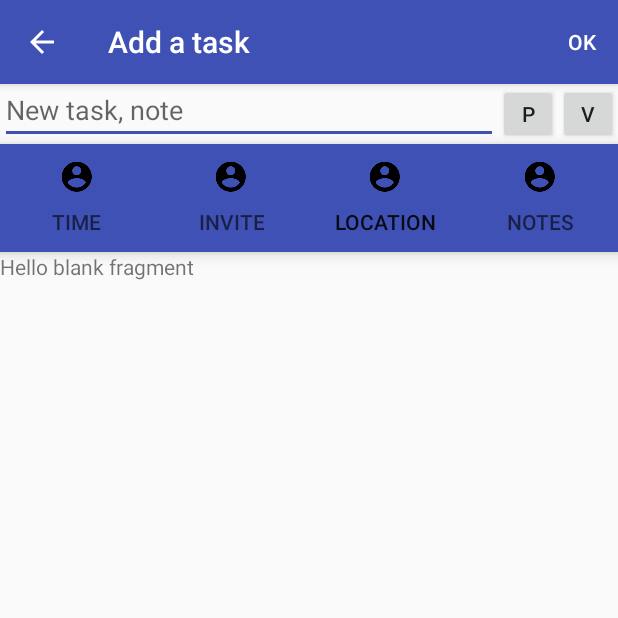
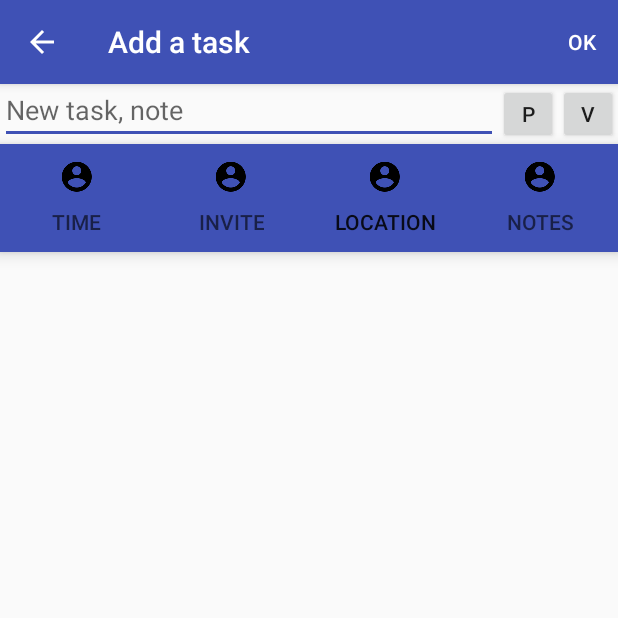
Before and after one commit to BitCloude/TheTravelingSalesman, an Android app: the TaskAddTime screen opened directly, with no data from a screen before it, tab 3 chosen, on a phone screen of 412 x 824 dp, the top half of it. Run offline under Robolectric (Android 15) with nearby library versions, the phone set to English and light mode, and no system bars.

Commit message:
task note

```diff
--- a/app/build.gradle
+++ b/app/build.gradle
@@ -24,4 +24,6 @@ dependencies {
     testCompile 'junit:junit:4.12'
     compile 'com.android.support:appcompat-v7:23.0.1'
     compile 'com.android.support:design:23.0.1'
+    compile 'com.android.support:cardview-v7:23.0.+'
+    compile 'com.android.support:recyclerview-v7:23.0.+'
 }
--- /dev/null
+++ b/app/src/main/java/com/appers/ayvaz/thetravelingsalesman/Adapters/NotesAdapter.java
@@ -0,0 +1,60 @@
+package com.appers.ayvaz.thetravelingsalesman.Adapters;
+
+import android.support.v7.widget.RecyclerView;
+import android.view.LayoutInflater;
+import android.view.View;
+import android.view.ViewGroup;
+import android.widget.TextView;
+
+import com.appers.ayvaz.thetravelingsalesman.R;
+
+/**
+ * Created by D on 12/05/2015.
+ */
+public class NotesAdapter extends RecyclerView.Adapter<NotesAdapter.ViewHolder> {
+
+    //// TODO: 12/05/2015  replace with correct data structure
+    private String[] notes;
+    private String[] noteTitles;
+
+    public static class ViewHolder extends  RecyclerView.ViewHolder {
+        private TextView mNumber;
+        private TextView mTitle;
+        private TextView mContent;
+
+        public ViewHolder(View itemView) {
+            super(itemView);
+            mNumber = (TextView) itemView.findViewById(R.id.note_no);
+            mTitle = (TextView) itemView.findViewById(R.id.note_title);
+            mContent = (TextView) itemView.findViewById(R.id.note_content);
+
+        }
+    }
+
+    public NotesAdapter() {
+        notes = new String[]{"Lorem ipsum", "Phasellus"};
+        noteTitles = new String[]{"Callout note", "Callout note 2"};
+
+    }
+    @Override
+    public int getItemCount() {
+        return notes.length;
+    }
+
+    @Override
+    public NotesAdapter.ViewHolder onCreateViewHolder(ViewGroup parent, int viewType) {
+        View view = LayoutInflater.from(parent.getContext())
+                .inflate(R.layout.layout_note_card, parent, false);
+        ViewHolder vh = new ViewHolder(view);
+        return vh;
+    }
+
+    @Override
+    public void onBindViewHolder(ViewHolder holder, int position) {
+        holder.mTitle.setText(noteTitles[position]);
+        holder.mNumber.setText(Integer.toString(position+1));
+        holder.mContent.setText(notes[position]);
+    }
+
+
+}
--- /dev/null
+++ b/app/src/main/java/com/appers/ayvaz/thetravelingsalesman/Adapters/TaskInviteAdapter.java
@@ -0,0 +1,52 @@
+package com.appers.ayvaz.thetravelingsalesman.Adapters;
+
+import android.support.v7.widget.RecyclerView;
+import android.view.LayoutInflater;
+import android.view.View;
+import android.view.ViewGroup;
+import android.widget.TextView;
+
+
+/**
+ * Created by D on 12/05/2015.
+ */
+public class TaskInviteAdapter extends RecyclerView.Adapter<TaskInviteAdapter.ViewHolder> {
+    String[] clientList;
+
+    public TaskInviteAdapter() {
+        clientList = new String[]{"Pete Cashmore", "John Gruber", "Joe Hewitt"};
+
+    }
+
+    @Override
+    public int getItemCount() {
+        return clientList.length;
+    }
+
+    @Override
+    public TaskInviteAdapter.ViewHolder onCreateViewHolder(ViewGroup parent, int viewType) {
+        View v = LayoutInflater.from(parent.getContext())
+                .inflate(android.R.layout.simple_list_item_1, parent, false);
+        ViewHolder vh = new ViewHolder(v);
+        return vh;
+    }
+
+    @Override
+    public void onBindViewHolder(ViewHolder holder, int position) {
+        holder.mTextView.setText(clientList[position]);
+    }
+
+
+
+    // Provide a reference to the views for each data item
+    // Complex data items may need more than one view per item, and
+    // you provide access to all the views for a data item in a view holder
+    public static class ViewHolder extends RecyclerView.ViewHolder {
+        // each data item is just a string in this case
+        public TextView mTextView;
+        public ViewHolder(View v) {
+            super(v);
+            mTextView = (TextView) v.findViewById(android.R.id.text1);
+        }
+    }
+}
--- a/app/src/main/java/com/appers/ayvaz/thetravelingsalesman/TaskAddInvite.java
+++ b/app/src/main/java/com/appers/ayvaz/thetravelingsalesman/TaskAddInvite.java
@@ -4,9 +4,13 @@ import android.app.Activity;
 import android.net.Uri;
 import android.os.Bundle;
 import android.support.v4.app.Fragment;
+import android.support.v7.widget.LinearLayoutManager;
+import android.support.v7.widget.RecyclerView;
 import android.view.LayoutInflater;
 import android.view.View;
 import android.view.ViewGroup;
+
+import com.appers.ayvaz.thetravelingsalesman.Adapters.TaskInviteAdapter;
 
 
 /**
@@ -23,9 +27,13 @@ public class TaskAddInvite extends Fragment {
     private static final String ARG_PARAM1 = "param1";
     private static final String ARG_PARAM2 = "param2";
 
+
+
     // TODO: Rename and change types of parameters
     private String mParam1;
     private String mParam2;
+
+    private RecyclerView mRecyclerView;
 
     private OnFragmentInteractionListener mListener;
 
@@ -64,7 +72,17 @@ public class TaskAddInvite extends Fragment {
     public View onCreateView(LayoutInflater inflater, ViewGroup container,
                              Bundle savedInstanceState) {
         // Inflate the layout for this fragment
-        return inflater.inflate(R.layout.fragment_task_add_time, container, false);
+        View view = inflater.inflate(R.layout.fragment_task_add_invite, container, false);
+
+        mRecyclerView = (RecyclerView) view.findViewById(R.id.invite_recycler_view);
+        mRecyclerView.setHasFixedSize(true);
+
+        mRecyclerView.setLayoutManager(new LinearLayoutManager(view.getContext()));
+
+        // TODO: put client data
+        mRecyclerView.setAdapter(new TaskInviteAdapter());
+
+        return view;
     }
 
     // TODO: Rename method, update argument and hook method into UI event
--- a/app/src/main/java/com/appers/ayvaz/thetravelingsalesman/TaskAddNotes.java
+++ b/app/src/main/java/com/appers/ayvaz/thetravelingsalesman/TaskAddNotes.java
@@ -1,12 +1,17 @@
 package com.appers.ayvaz.thetravelingsalesman;
 
 import android.app.Activity;
+import android.content.Context;
 import android.net.Uri;
 import android.os.Bundle;
 import android.support.v4.app.Fragment;
+import android.support.v7.widget.LinearLayoutManager;
+import android.support.v7.widget.RecyclerView;
 import android.view.LayoutInflater;
 import android.view.View;
 import android.view.ViewGroup;
+
+import com.appers.ayvaz.thetravelingsalesman.Adapters.NotesAdapter;
 
 
 /**
@@ -64,7 +69,19 @@ public class TaskAddNotes extends Fragment {
     public View onCreateView(LayoutInflater inflater, ViewGroup container,
                              Bundle savedInstanceState) {
         // Inflate the layout for this fragment
-        return inflater.inflate(R.layout.fragment_task_add_time, container, false);
+        View v = inflater.inflate(R.layout.fragment_task_add_notes, container, false);
+
+
+
+        RecyclerView recyclerView = (RecyclerView) v.findViewById(R.id.note_recyclerview);
+
+        recyclerView.setHasFixedSize(true);
+        recyclerView.setAdapter(new NotesAdapter());
+
+        recyclerView.setLayoutManager(new LinearLayoutManager(v.getContext()));
+
+
+        return v;
     }
 
     // TODO: Rename method, update argument and hook method into UI event
@@ -75,12 +92,12 @@ public class TaskAddNotes extends Fragment {
     }
 
     @Override
-    public void onAttach(Activity activity) {
-        super.onAttach(activity);
+    public void onAttach(Context context) {
+        super.onAttach(context);
         try {
-            mListener = (OnFragmentInteractionListener) activity;
+            mListener = (OnFragmentInteractionListener) getActivity();
         } catch (ClassCastException e) {
-            throw new ClassCastException(activity.toString()
+            throw new ClassCastException(getActivity().toString()
                     + " must implement OnFragmentInteractionListener");
         }
     }
--- a/app/src/main/res/layout/fragment_task_add_time.xml
+++ b/app/src/main/res/layout/fragment_task_add_time.xml
@@ -4,7 +4,5 @@
     tools:context="com.appers.ayvaz.thetravelingsalesman.TaskAddTime">
 
     <!-- TODO: Update blank fragment layout -->
-    <TextView android:layout_width="match_parent" android:layout_height="match_parent"
-        android:text="@string/hello_blank_fragment" />
 
 </FrameLayout>
```
Also changed, not shown: app/src/main/res/layout/fragment_task_add_invite.xml (added, +16 -0 lines), app/src/main/res/layout/fragment_task_add_notes.xml (added, +13 -0 lines), app/src/main/res/layout/layout_note_card.xml (added, +38 -0 lines), 1 other file.
